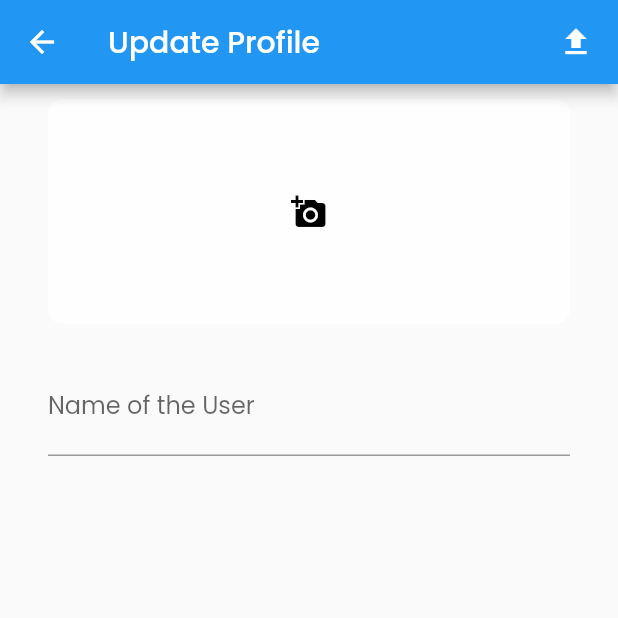
After one commit to Sahani44/BlogApp, a Flutter app: the UpdateProfile screen opened directly, after a tap on the "add a photo" icon, on a phone screen of 412 x 824 dp, the top half of it. The commit adds this screen. Run offline on Flutter 3.47's test engine with Material 2 defaults, Android fonts, the phone set to English and light mode, and no system bars; our stand-ins replace cloud_firestore, firebase_auth, firebase_core, firebase_storage, font_awesome_flutter, google_fonts and 3 more; accounts and stored records are empty.

Commit message:
User Profile Update

```diff
--- a/lib/main.dart
+++ b/lib/main.dart
@@ -1,12 +1,8 @@
 import 'package:blog_app/pages/google_sign_in.dart';
 import 'package:blog_app/pages/login_page.dart';
-import 'package:blog_app/pages/sign_up_widget.dart';
 import 'package:flutter/material.dart';
-import 'package:blog_app/utils/routes.dart';
 import 'package:blog_app/widgets/themes.dart';
 import 'package:provider/provider.dart';
-import 'pages/home_page.dart';
-import 'pages/email_sign_in.dart';
 import 'package:firebase_core/firebase_core.dart';
 
 Future main() async {
--- a/lib/pages/email_sign_in.dart
+++ b/lib/pages/email_sign_in.dart
@@ -1,3 +1,4 @@
+import 'package:blog_app/main.dart';
 import 'package:blog_app/pages/email_sign_up.dart';
 import 'package:blog_app/pages/login_page.dart';
 import 'package:blog_app/pages/reset_password.dart';
@@ -27,7 +28,7 @@ class _EmailLoginPageState extends State<EmailLoginPage> {
     });
     await Future.delayed(Duration(milliseconds: 500));
     await auth.signInWithEmailAndPassword(email: _email, password: _password).then((value) => {
-      Navigator.of(context).pushReplacement(MaterialPageRoute(builder: (context) => LoginPage()))
+      Navigator.of(context).pushReplacement(MaterialPageRoute(builder: (context) => MyApp()))
     });
 
     //await Navigator.pushNamed(context , MyRoutes.homeRoute);
--- /dev/null
+++ b/lib/pages/update_profile.dart
@@ -0,0 +1,162 @@
+import 'dart:io';
+
+import 'package:blog_app/widgets/drawer.dart';
+import 'package:firebase_auth/firebase_auth.dart';
+import 'package:firebase_storage/firebase_storage.dart';
+import 'package:flutter/material.dart';
+import 'package:image_picker/image_picker.dart';
+import 'package:random_string/random_string.dart';
+
+class UpdateProfile extends StatefulWidget {
+  const UpdateProfile({ Key? key }) : super(key: key);
+
+  @override
+  _UpdateProfileState createState() => _UpdateProfileState();
+}
+
+class _UpdateProfileState extends State<UpdateProfile> {
+
+  final _formKey = GlobalKey<FormState>();
+  final user =  FirebaseAuth.instance.currentUser!;
+
+  String imageUrl = "",name = "";
+  var file;
+  var downloadUrl;
+
+
+  getImage() async{
+
+    final _storage = FirebaseStorage.instance;
+    final _imagePicker = ImagePicker();
+    XFile? image;
+
+    image = await _imagePicker.pickImage(source: ImageSource.gallery);
+    file = File(image!.path);
+    var snapshot = await _storage.ref().child("UserDp").child("${randomAlphaNumeric(9)}.png").putFile(file);
+    downloadUrl = await snapshot.ref.getDownloadURL();
+    setState(() {
+      imageUrl = downloadUrl;
+    });
+  }
+
+  updateProfile() async {
+    if( name != "" || imageUrl != "")
+    {
+        /*Map<String , String> blogMap = {
+          "imageUrl": downloadUrl,
+          "authorName":user.displayName as String,
+          "title": title,
+          "description": desc,
+          "email":user.email.toString()
+        };
+
+        crudMethods.addData(blogMap).then((result) {
+          Navigator.pop(context);
+        });*/
+        if(name != "")
+        {await user.updateDisplayName(name);}
+        if(imageUrl != "")
+        {await user.updatePhotoURL(imageUrl);}
+        Navigator.pop(context);
+    }
+  }
+
+  @override
+  Widget build(BuildContext context) {
+    return Scaffold(
+      appBar: AppBar(
+        title: Text("Update Profile"),
+        actions: [
+          GestureDetector(
+            onTap: (){
+              updateProfile();
+            },
+            child: Padding(
+              padding: const EdgeInsets.symmetric(horizontal: 16),
+              child: Icon(Icons.file_upload),
+            ),
+          ),
+        ],
+      ),
+      body: Container(
+        margin: EdgeInsets.symmetric(horizontal: 16),
+        child: Column(
+          children: [
+            SizedBox(height: 10,),
+            GestureDetector(
+              onTap: (){
+                getImage();
+              },
+              child: imageUrl != "" ?
+                Container(
+                  margin: EdgeInsets.symmetric(horizontal: 16),
+                  child: ClipRRect(
+                    borderRadius: BorderRadius.circular(10),
+                    child: Image.network(imageUrl,fit: BoxFit.cover,)),
+                  height: 150,width: MediaQuery.of(context).size.width,
+                )
+              : Container(
+                  margin: EdgeInsets.symmetric(horizontal: 16),
+                  decoration: BoxDecoration(
+                  color: Colors.white70,
+                  borderRadius: BorderRadius.circular(10)
+                ),
+                height: 150,width: MediaQuery.of(context).size.width,
+                child: Icon(Icons.add_a_photo,color: Colors.black,),
+              ),
+            ),
+            SizedBox(height: 8,),
+            Padding(
+              padding: const EdgeInsets.all(16.0),
+              child: Form(
+                key: _formKey,
+                  child: Column(
+                    children: [
+
+                     TextFormField(
+
+                    // ignore: prefer_const_constructors
+                    decoration: InputDecoration(
+                      hintText: "Name",
+                      labelText: "Name of the User",
+                    ),
+                    /*validator: (value){
+                      if(value!.isEmpty){
+                        return "Blog title cannot be Empty";
+                      }
+                      return null;
+                    },*/
+                    onChanged: (value){
+                      setState(() {
+                        name = value.trim();
+                      });
+                    },
+                  ),
+                  /*TextFormField(
+                    validator: (value){
+                      if(value!.isEmpty){
+                        return "Description cannot be Empty";
+                      }
+                      return null;
+                    },
+                    onChanged: (value){
+                      setState(() {
+                        desc = value.trim();
+                      });
+                    },
+                    // ignore: prefer_const_constructors
+                    decoration: InputDecoration(
+                      hintText: "Enter Description of the Blog",
+                      labelText: "Description",
+                    ),
+                  ),*/
+                  ]
+                ),
+              ),
+            ),
+          ]
+        )
+      ),
+    );
+  }
+}
--- a/lib/pages/verify.dart
+++ b/lib/pages/verify.dart
@@ -1,6 +1,6 @@
 import 'dart:async';
 
-import 'package:blog_app/pages/home_page.dart';
+import 'package:blog_app/main.dart';
 import 'package:blog_app/pages/login_page.dart';
 import 'package:firebase_auth/firebase_auth.dart';
 import 'package:flutter/material.dart';
@@ -61,7 +61,7 @@ class _VerifyScreenState extends State<VerifyScreen> {
     if(user.emailVerified)
     {
       timer.cancel();
-      Navigator.of(context).pushReplacement(MaterialPageRoute(builder: (context) => LoginPage()));
+      Navigator.of(context).pushReplacement(MaterialPageRoute(builder: (context) => MyApp()));
     }
 
 
--- a/lib/widgets/themes.dart
+++ b/lib/widgets/themes.dart
@@ -14,7 +14,9 @@ class MyTheme{
 
    static ThemeData darkTheme(BuildContext
    context) => ThemeData(
-        brightness: Brightness.dark,
+        //brightness: Brightness.dark,
+        scaffoldBackgroundColor: Colors.grey.shade900,
+        colorScheme: ColorScheme.dark(),
       );
 
   static Color creamColor = Color(0xfff5f5f5);
```
Also changed, not shown: lib/pages/home_page.dart (+3 -9 lines), lib/pages/sign_up_widget.dart (+13 -4 lines), lib/widgets/drawer.dart (+30 -2 lines), assets/images/startPageImage.png (added).
